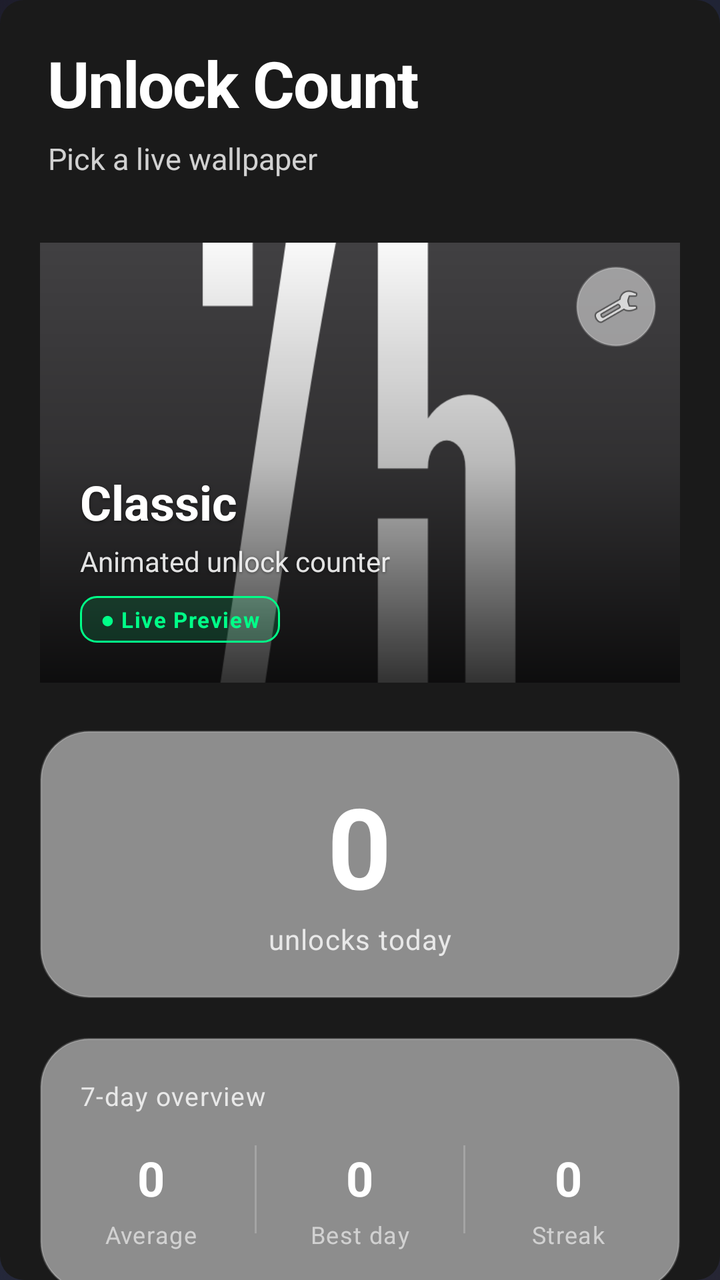
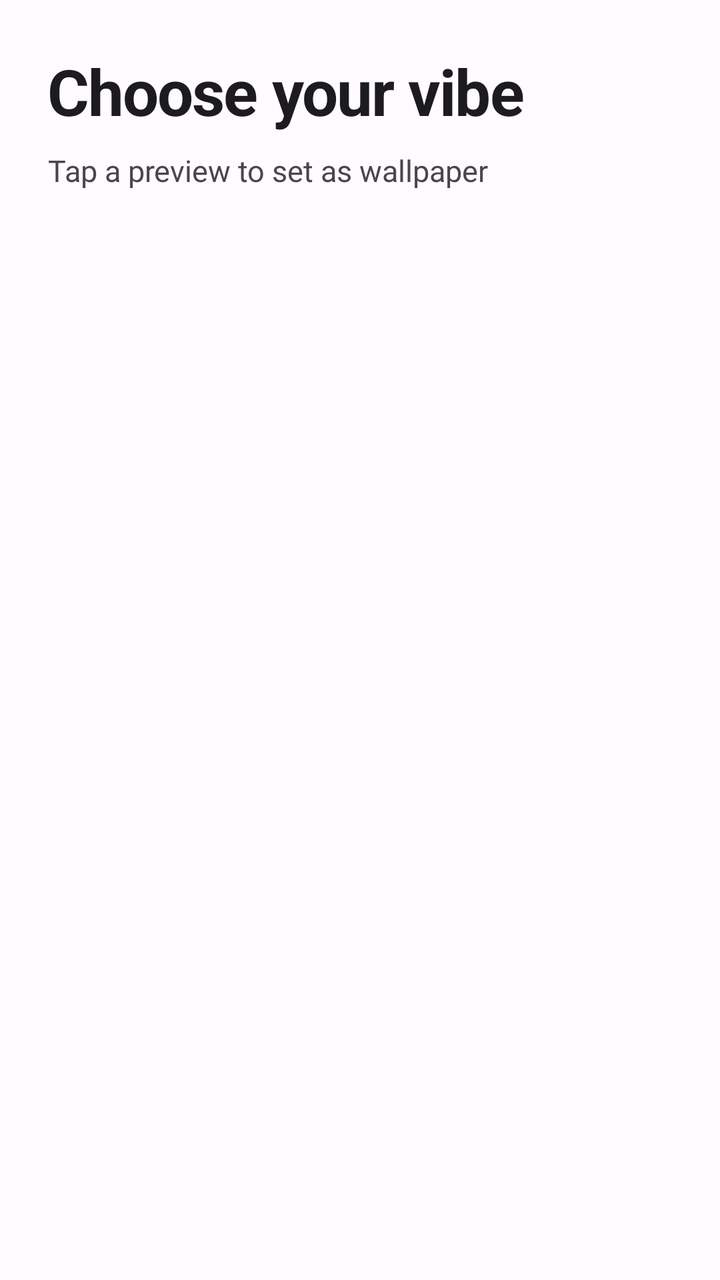

An Android layout rendered at two revisions. The XML below is the earlier revision; the diff shows what the commit changed to produce the second picture.
<!-- AndroidManifest.xml: application theme AppTheme -->
<!-- res/layout/activity_main.xml -->
<?xml version="1.0" encoding="utf-8"?>
<androidx.coordinatorlayout.widget.CoordinatorLayout xmlns:android="http://schemas.android.com/apk/res/android"
    xmlns:app="http://schemas.android.com/apk/res-auto"
    android:layout_width="match_parent"
    android:layout_height="match_parent"
    android:background="@drawable/bg_wallpaper">

    <ImageView
        android:id="@+id/ivBackgroundPreview"
        android:layout_width="match_parent"
        android:layout_height="match_parent"
        android:scaleType="centerCrop"
        android:alpha="0.3"
        android:src="@drawable/thumbnail" />

    <View
        android:layout_width="match_parent"
        android:layout_height="match_parent"
        android:background="@drawable/bg_dark_overlay" />

    <com.google.android.material.appbar.AppBarLayout
        android:id="@+id/appBar"
        android:layout_width="match_parent"
        android:layout_height="wrap_content"
        android:background="@android:color/transparent"
        app:elevation="0dp">

        <com.google.android.material.appbar.CollapsingToolbarLayout
            android:layout_width="match_parent"
            android:layout_height="wrap_content"
            app:layout_scrollFlags="scroll|exitUntilCollapsed"
            app:titleEnabled="false"
            app:contentScrim="@android:color/transparent">

            <LinearLayout
                android:layout_width="match_parent"
                android:layout_height="wrap_content"
                android:orientation="vertical"
                android:paddingHorizontal="24dp"
                android:paddingTop="20dp"
                android:paddingBottom="16dp"
                app:layout_collapseMode="parallax"
                app:layout_collapseParallaxMultiplier="0.7">

                <TextView
                    android:id="@+id/tvAppTitle"
                    android:layout_width="wrap_content"
                    android:layout_height="wrap_content"
                    android:text="Unlock Count"
                    android:textSize="32sp"
                    android:textStyle="bold"
                    android:textColor="@android:color/white"
                    android:letterSpacing="-0.02" />

                <TextView
                    android:layout_width="wrap_content"
                    android:layout_height="wrap_content"
                    android:text="Pick a live wallpaper"
                    android:textSize="15sp"
                    android:textColor="#CCFFFFFF"
                    android:layout_marginTop="6dp" />
            </LinearLayout>
        </com.google.android.material.appbar.CollapsingToolbarLayout>
    </com.google.android.material.appbar.AppBarLayout>

    <androidx.core.widget.NestedScrollView
        android:layout_width="match_parent"
        android:layout_height="match_parent"
        android:fillViewport="true"
        android:clipToPadding="false"
        app:layout_behavior="@string/appbar_scrolling_view_behavior">

        <LinearLayout
            android:layout_width="match_parent"
            android:layout_height="wrap_content"
            android:orientation="vertical"
            android:paddingHorizontal="20dp"
            android:paddingTop="16dp"
            android:paddingBottom="32dp">

            
            <FrameLayout
                android:layout_width="match_parent"
                android:layout_height="220dp"
                android:layout_marginBottom="24dp"
                android:background="@drawable/bg_glass_card"
                android:elevation="8dp">

                <ImageView
                    android:id="@+id/previewImage"
                    android:layout_width="match_parent"
                    android:layout_height="match_parent"
                    android:scaleType="centerCrop"
                    android:src="@drawable/thumbnail" />

                <View
                    android:layout_width="match_parent"
                    android:layout_height="match_parent"
                    android:background="@drawable/bg_gradient_overlay" />

                <LinearLayout
                    android:layout_width="match_parent"
                    android:layout_height="match_parent"
                    android:orientation="vertical"
                    android:gravity="bottom"
                    android:padding="20dp">

                    <TextView
                        android:id="@+id/tvModeTitle"
                        android:layout_width="wrap_content"
                        android:layout_height="wrap_content"
                        android:text="Classic"
                        android:textSize="24sp"
                        android:textStyle="bold"
                        android:textColor="@android:color/white"
                        android:shadowColor="#80000000"
                        android:shadowDx="0"
                        android:shadowDy="2"
                        android:shadowRadius="4" />

                    <TextView
                        android:id="@+id/tvModeDesc"
                        android:layout_width="wrap_content"
                        android:layout_height="wrap_content"
                        android:text="Animated unlock counter"
                        android:textSize="14sp"
                        android:textColor="#E0FFFFFF"
                        android:layout_marginTop="4dp"
                        android:shadowColor="#80000000"
                        android:shadowDx="0"
                        android:shadowDy="1"
                        android:shadowRadius="3" />

                    
                    <TextView
                        android:id="@+id/tvLivePreview"
                        android:layout_width="wrap_content"
                        android:layout_height="wrap_content"
                        android:text="● Live Preview"
                        android:textSize="11sp"
                        android:textStyle="bold"
                        android:textColor="#00FF88"
                        android:layout_marginTop="8dp"
                        android:paddingHorizontal="10dp"
                        android:paddingVertical="4dp"
                        android:background="@drawable/bg_live_badge"
                        android:letterSpacing="0.05" />
                </LinearLayout>

                
                <LinearLayout
                    android:layout_width="wrap_content"
                    android:layout_height="wrap_content"
                    android:layout_gravity="top|end"
                    android:layout_margin="12dp"
                    android:orientation="horizontal"
                    android:gravity="center_vertical">

                    <ImageButton
                        android:id="@+id/btnPreviewSettings"
                        android:layout_width="40dp"
                        android:layout_height="40dp"
                        android:background="@drawable/bg_glass_circle"
                        android:src="@android:drawable/ic_menu_preferences"
                        android:contentDescription="Preview settings"
                        android:scaleType="centerInside"
                        android:padding="8dp" />
                </LinearLayout>
            </FrameLayout>

            
            <FrameLayout
                android:layout_width="match_parent"
                android:layout_height="wrap_content"
                android:layout_marginBottom="20dp"
                android:background="@drawable/bg_glass_card"
                android:elevation="4dp"
                android:padding="20dp">

                <LinearLayout
                    android:layout_width="match_parent"
                    android:layout_height="wrap_content"
                    android:orientation="vertical"
                    android:gravity="center_horizontal">

                    <TextView
                        android:id="@+id/tvTodayCount"
                        android:layout_width="wrap_content"
                        android:layout_height="wrap_content"
                        android:text="0"
                        android:textSize="56sp"
                        android:textStyle="bold"
                        android:textColor="@android:color/white"
                        android:letterSpacing="-0.02" />

                    <TextView
                        android:layout_width="wrap_content"
                        android:layout_height="wrap_content"
                        android:text="unlocks today"
                        android:textSize="14sp"
                        android:textColor="#CCFFFFFF"
                        android:letterSpacing="0.03" />
                </LinearLayout>
            </FrameLayout>

            
            <FrameLayout
                android:layout_width="match_parent"
                android:layout_height="wrap_content"
                android:layout_marginBottom="24dp"
                android:background="@drawable/bg_glass_card"
                android:elevation="4dp"
                android:padding="20dp">

                <LinearLayout
                    android:layout_width="match_parent"
                    android:layout_height="wrap_content"
                    android:orientation="vertical">

                    <TextView
                        android:layout_width="wrap_content"
                        android:layout_height="wrap_content"
                        android:text="7-day overview"
                        android:textSize="13sp"
                        android:textColor="#CCFFFFFF"
                        android:layout_marginBottom="16dp"
                        android:letterSpacing="0.04" />

                    <LinearLayout
                        android:layout_width="match_parent"
                        android:layout_height="wrap_content"
                        android:orientation="horizontal"
                        android:gravity="center_horizontal">

                        <LinearLayout
                            android:layout_width="0dp"
                            android:layout_height="wrap_content"
                            android:layout_weight="1"
                            android:orientation="vertical"
                            android:gravity="center_horizontal">

                            <TextView
                                android:id="@+id/tvAverage"
                                android:layout_width="wrap_content"
                                android:layout_height="wrap_content"
                                android:text="0"
                                android:textSize="24sp"
                                android:textStyle="bold"
                                android:textColor="@android:color/white"
                                android:layout_marginBottom="4dp" />

                            <TextView
                                android:layout_width="wrap_content"
                                android:layout_height="wrap_content"
                                android:text="Average"
                                android:textSize="12sp"
                                android:textColor="#99FFFFFF"
                                android:letterSpacing="0.04" />
                        </LinearLayout>

                        <View
                            android:layout_width="1dp"
                            android:layout_height="44dp"
                            android:background="#33FFFFFF"
                            android:layout_marginHorizontal="16dp" />

                        <LinearLayout
                            android:layout_width="0dp"
                            android:layout_height="wrap_content"
                            android:layout_weight="1"
                            android:orientation="vertical"
                            android:gravity="center_horizontal">

                            <TextView
                                android:id="@+id/tvBestDay"
                                android:layout_width="wrap_content"
                                android:layout_height="wrap_content"
                                android:text="0"
                                android:textSize="24sp"
                                android:textStyle="bold"
                                android:textColor="@android:color/white"
                                android:layout_marginBottom="4dp" />

                            <TextView
                                android:layout_width="wrap_content"
                                android:layout_height="wrap_content"
                                android:text="Best day"
                                android:textSize="12sp"
                                android:textColor="#99FFFFFF"
                                android:letterSpacing="0.04" />
                        </LinearLayout>

                        <View
                            android:layout_width="1dp"
                            android:layout_height="44dp"
                            android:background="#33FFFFFF"
                            android:layout_marginHorizontal="16dp" />

                        <LinearLayout
                            android:layout_width="0dp"
                            android:layout_height="wrap_content"
                            android:layout_weight="1"
                            android:orientation="vertical"
                            android:gravity="center_horizontal">

                            <TextView
                                android:id="@+id/tvStreak"
                                android:layout_width="wrap_content"
                                android:layout_height="wrap_content"
                                android:text="0"
                                android:textSize="24sp"
                                android:textStyle="bold"
                                android:textColor="@android:color/white"
                                android:layout_marginBottom="4dp" />

                            <TextView
                                android:layout_width="wrap_content"
                                android:layout_height="wrap_content"
                                android:text="Streak"
                                android:textSize="12sp"
                                android:textColor="#99FFFFFF"
                                android:letterSpacing="0.04" />
                        </LinearLayout>
                    </LinearLayout>
                </LinearLayout>
            </FrameLayout>

            
            <com.google.android.material.button.MaterialButton
                android:id="@+id/btnSetWallpaper"
                android:layout_width="match_parent"
                android:layout_height="56dp"
                android:layout_marginBottom="12dp"
                android:text="Set Wallpaper"
                android:textSize="16sp"
                android:textStyle="bold"
                android:letterSpacing="0.02"
                app:cornerRadius="16dp"
                app:icon="@android:drawable/ic_menu_gallery"
                app:iconGravity="textStart"
                app:backgroundTint="#FFFFFF"
                android:textColor="#1A1A1A" />

            
            <com.google.android.material.button.MaterialButton
                android:id="@+id/btnSettings"
                android:layout_width="match_parent"
                android:layout_height="56dp"
                android:layout_marginBottom="24dp"
                android:text="Open Settings"
                android:textSize="15sp"
                android:textStyle="bold"
                android:letterSpacing="0.02"
                style="@style/Widget.MaterialComponents.Button.OutlinedButton"
                app:cornerRadius="16dp"
                app:icon="@android:drawable/ic_menu_preferences"
                app:iconGravity="textStart"
                app:strokeColor="#FFFFFF"
                app:strokeWidth="2dp"
                android:textColor="@android:color/white" />

            
            <TextView
                android:layout_width="wrap_content"
                android:layout_height="wrap_content"
                android:text="All Modes"
                android:textSize="14sp"
                android:textColor="#CCFFFFFF"
                android:layout_marginBottom="12dp"
                android:letterSpacing="0.04" />

            <androidx.recyclerview.widget.RecyclerView
                android:id="@+id/rvModes"
                android:layout_width="match_parent"
                android:layout_height="wrap_content"
                android:clipToPadding="false"
                android:nestedScrollingEnabled="false"
                android:paddingBottom="8dp" />
        </LinearLayout>
    </androidx.core.widget.NestedScrollView>
</androidx.coordinatorlayout.widget.CoordinatorLayout>
<!-- resources referenced by this layout -->
<resources>
  <!-- drawable bg_dark_overlay (drawable) -->
  <?xml version="1.0" encoding="utf-8"?>
  <shape xmlns:android="http://schemas.android.com/apk/res/android"
      android:shape="rectangle">
      <solid android:color="#1A1A1A" />
      <corners android:radius="12dp" />
  </shape>
  <!-- drawable bg_glass_card (drawable) -->
  <?xml version="1.0" encoding="utf-8"?>
  <shape xmlns:android="http://schemas.android.com/apk/res/android"
      android:shape="rectangle">
      <solid android:color="#80FFFFFF" />
      <corners android:radius="24dp" />
      <stroke android:width="1dp" android:color="#33FFFFFF" />
  </shape>
  <!-- drawable bg_glass_circle (drawable) -->
  <?xml version="1.0" encoding="utf-8"?>
  <shape xmlns:android="http://schemas.android.com/apk/res/android"
      android:shape="oval">
      <solid android:color="#80FFFFFF" />
      <stroke android:width="1dp" android:color="#33FFFFFF" />
  </shape>
  <!-- drawable bg_gradient_overlay (drawable) -->
  <?xml version="1.0" encoding="utf-8"?>
  <shape xmlns:android="http://schemas.android.com/apk/res/android"
      android:shape="rectangle">
      <gradient
          android:angle="270"
          android:startColor="#00000000"
          android:centerColor="#40000000"
          android:endColor="#CC000000" />
  </shape>
  <!-- drawable bg_live_badge (drawable) -->
  <?xml version="1.0" encoding="utf-8"?>
  <shape xmlns:android="http://schemas.android.com/apk/res/android"
      android:shape="rectangle">
      <solid android:color="#2200FF88" />
      <corners android:radius="8dp" />
      <stroke android:width="1dp" android:color="#00FF88" />
  </shape>
  <!-- drawable bg_wallpaper (drawable) -->
  <?xml version="1.0" encoding="utf-8"?>
  <shape xmlns:android="http://schemas.android.com/apk/res/android"
      android:shape="rectangle">
      <gradient
          android:angle="135"
          android:startColor="#1A1A2E"
          android:centerColor="#16213E"
          android:endColor="#0F0F23" />
  </shape>
  <!-- drawable thumbnail: png bitmap (drawable, 23393 bytes) -->
  <style name="AppTheme" parent="Theme.MaterialComponents.DayNight.NoActionBar">
          <item name="colorPrimary">@color/colorPrimary</item>
          <item name="colorOnPrimary">@color/colorOnPrimary</item>
          <item name="colorPrimaryContainer">@color/colorPrimaryContainer</item>
          <item name="colorOnPrimaryContainer">@color/colorOnPrimaryContainer</item>
          <item name="colorSurface">@color/background</item>
          <item name="colorOnSurface">@color/onSurface</item>
          <item name="colorSurfaceVariant">@color/surfaceVariant</item>
          <item name="colorOnSurfaceVariant">@color/onSurfaceVariant</item>
          <item name="colorOutline">@color/outline</item>
          <item name="android:statusBarColor">@android:color/transparent</item>
          <item name="android:windowLightStatusBar">false</item>
      </style>
  <color name="colorPrimary">#6750A4</color>
  <color name="colorOnPrimary">#FFFFFF</color>
  <color name="colorPrimaryContainer">#EADDFF</color>
  <color name="colorOnPrimaryContainer">#21005D</color>
  <color name="background">#FFFBFE</color>
  <color name="onSurface">#1C1B1F</color>
  <color name="surfaceVariant">#E7E0EC</color>
  <color name="onSurfaceVariant">#49454F</color>
  <color name="outline">#79747E</color>
</resources>

<!-- the commit's change to res/layout/activity_main.xml (unified diff, before → after) -->
@@ -3,64 +3,40 @@
     xmlns:app="http://schemas.android.com/apk/res-auto"
     android:layout_width="match_parent"
     android:layout_height="match_parent"
-    android:background="@drawable/bg_wallpaper">
-
-    <ImageView
-        android:id="@+id/ivBackgroundPreview"
-        android:layout_width="match_parent"
-        android:layout_height="match_parent"
-        android:scaleType="centerCrop"
-        android:alpha="0.3"
-        android:src="@drawable/thumbnail" />
-
-    <View
-        android:layout_width="match_parent"
-        android:layout_height="match_parent"
-        android:background="@drawable/bg_dark_overlay" />
+    android:background="?attr/colorSurface">
 
     <com.google.android.material.appbar.AppBarLayout
         android:id="@+id/appBar"
         android:layout_width="match_parent"
         android:layout_height="wrap_content"
-        android:background="@android:color/transparent"
+        android:background="?attr/colorSurface"
         app:elevation="0dp">
 
-        <com.google.android.material.appbar.CollapsingToolbarLayout
+        <LinearLayout
             android:layout_width="match_parent"
             android:layout_height="wrap_content"
-            app:layout_scrollFlags="scroll|exitUntilCollapsed"
-            app:titleEnabled="false"
-            app:contentScrim="@android:color/transparent">
+            android:orientation="vertical"
+            android:paddingHorizontal="24dp"
+            android:paddingTop="24dp"
+            android:paddingBottom="16dp">
 
-            <LinearLayout
-                android:layout_width="match_parent"
+            <TextView
+                android:layout_width="wrap_content"
                 android:layout_height="wrap_content"
-                android:orientation="vertical"
-                android:paddingHorizontal="24dp"
-                android:paddingTop="20dp"
-                android:paddingBottom="16dp"
-                app:layout_collapseMode="parallax"
-                app:layout_collapseParallaxMultiplier="0.7">
+                android:text="Choose your vibe"
+                android:textSize="32sp"
+                android:textStyle="bold"
+                android:textColor="?attr/colorOnSurface"
+                android:letterSpacing="-0.02" />
 
-                <TextView
-                    android:id="@+id/tvAppTitle"
-                    android:layout_width="wrap_content"
-                    android:layout_height="wrap_content"
-                    android:text="Unlock Count"
-                    android:textSize="32sp"
-                    android:textStyle="bold"
-                    android:textColor="@android:color/white"
-                    android:letterSpacing="-0.02" />
-
-                <TextView
-                    android:layout_width="wrap_content"
-                    android:layout_height="wrap_content"
-                    android:text="Pick a live wallpaper"
-                    android:textSize="15sp"
-                    android:textColor="#CCFFFFFF"
-                    android:layout_marginTop="6dp" />
-            </LinearLayout>
-        </com.google.android.material.appbar.CollapsingToolbarLayout>
+            <TextView
+                android:layout_width="wrap_content"
+                android:layout_height="wrap_content"
+                android:text="Tap a preview to set as wallpaper"
+                android:textSize="15sp"
+                android:textColor="?attr/colorOnSurfaceVariant"
+                android:layout_marginTop="8dp" />
+        </LinearLayout>
     </com.google.android.material.appbar.AppBarLayout>
 
     <androidx.core.widget.NestedScrollView
@@ -74,308 +50,17 @@
             android:layout_width="match_parent"
             android:layout_height="wrap_content"
             android:orientation="vertical"
-            android:paddingHorizontal="20dp"
-            android:paddingTop="16dp"
+            android:paddingHorizontal="16dp"
+            android:paddingTop="8dp"
             android:paddingBottom="32dp">
-
-            
-            <FrameLayout
-                android:layout_width="match_parent"
-                android:layout_height="220dp"
-                android:layout_marginBottom="24dp"
-                android:background="@drawable/bg_glass_card"
-                android:elevation="8dp">
-
-                <ImageView
-                    android:id="@+id/previewImage"
-                    android:layout_width="match_parent"
-                    android:layout_height="match_parent"
-                    android:scaleType="centerCrop"
-                    android:src="@drawable/thumbnail" />
-
-                <View
-                    android:layout_width="match_parent"
-                    android:layout_height="match_parent"
-                    android:background="@drawable/bg_gradient_overlay" />
-
-                <LinearLayout
-                    android:layout_width="match_parent"
-                    android:layout_height="match_parent"
-                    android:orientation="vertical"
-                    android:gravity="bottom"
-                    android:padding="20dp">
-
-                    <TextView
-                        android:id="@+id/tvModeTitle"
-                        android:layout_width="wrap_content"
-                        android:layout_height="wrap_content"
-                        android:text="Classic"
-                        android:textSize="24sp"
-                        android:textStyle="bold"
-                        android:textColor="@android:color/white"
-                        android:shadowColor="#80000000"
-                        android:shadowDx="0"
-                        android:shadowDy="2"
-                        android:shadowRadius="4" />
-
-                    <TextView
-                        android:id="@+id/tvModeDesc"
-                        android:layout_width="wrap_content"
-                        android:layout_height="wrap_content"
-                        android:text="Animated unlock counter"
-                        android:textSize="14sp"
-                        android:textColor="#E0FFFFFF"
-                        android:layout_marginTop="4dp"
-                        android:shadowColor="#80000000"
-                        android:shadowDx="0"
-                        android:shadowDy="1"
-                        android:shadowRadius="3" />
-
-                    
-                    <TextView
-                        android:id="@+id/tvLivePreview"
-                        android:layout_width="wrap_content"
-                        android:layout_height="wrap_content"
-                        android:text="● Live Preview"
-                        android:textSize="11sp"
-                        android:textStyle="bold"
-                        android:textColor="#00FF88"
-                        android:layout_marginTop="8dp"
-                        android:paddingHorizontal="10dp"
-                        android:paddingVertical="4dp"
-                        android:background="@drawable/bg_live_badge"
-                        android:letterSpacing="0.05" />
-                </LinearLayout>
-
-                
-                <LinearLayout
-                    android:layout_width="wrap_content"
-                    android:layout_height="wrap_content"
-                    android:layout_gravity="top|end"
-                    android:layout_margin="12dp"
-                    android:orientation="horizontal"
-                    android:gravity="center_vertical">
-
-                    <ImageButton
-                        android:id="@+id/btnPreviewSettings"
-                        android:layout_width="40dp"
-                        android:layout_height="40dp"
-                        android:background="@drawable/bg_glass_circle"
-                        android:src="@android:drawable/ic_menu_preferences"
-                        android:contentDescription="Preview settings"
-                        android:scaleType="centerInside"
-                        android:padding="8dp" />
-                </LinearLayout>
-            </FrameLayout>
-
-            
-            <FrameLayout
-                android:layout_width="match_parent"
-                android:layout_height="wrap_content"
-                android:layout_marginBottom="20dp"
-                android:background="@drawable/bg_glass_card"
-                android:elevation="4dp"
-                android:padding="20dp">
-
-                <LinearLayout
-                    android:layout_width="match_parent"
-                    android:layout_height="wrap_content"
-                    android:orientation="vertical"
-                    android:gravity="center_horizontal">
-
-                    <TextView
-                        android:id="@+id/tvTodayCount"
-                        android:layout_width="wrap_content"
-                        android:layout_height="wrap_content"
-                        android:text="0"
-                        android:textSize="56sp"
-                        android:textStyle="bold"
-                        android:textColor="@android:color/white"
-                        android:letterSpacing="-0.02" />
-
-                    <TextView
-                        android:layout_width="wrap_content"
-                        android:layout_height="wrap_content"
-                        android:text="unlocks today"
-                        android:textSize="14sp"
-                        android:textColor="#CCFFFFFF"
-                        android:letterSpacing="0.03" />
-                </LinearLayout>
-            </FrameLayout>
-
-            
-            <FrameLayout
-                android:layout_width="match_parent"
-                android:layout_height="wrap_content"
-                android:layout_marginBottom="24dp"
-                android:background="@drawable/bg_glass_card"
-                android:elevation="4dp"
-                android:padding="20dp">
-
-                <LinearLayout
-                    android:layout_width="match_parent"
-                    android:layout_height="wrap_content"
-                    android:orientation="vertical">
-
-                    <TextView
-                        android:layout_width="wrap_content"
-                        android:layout_height="wrap_content"
-                        android:text="7-day overview"
-                        android:textSize="13sp"
-                        android:textColor="#CCFFFFFF"
-                        android:layout_marginBottom="16dp"
-                        android:letterSpacing="0.04" />
-
-                    <LinearLayout
-                        android:layout_width="match_parent"
-                        android:layout_height="wrap_content"
-                        android:orientation="horizontal"
-                        android:gravity="center_horizontal">
-
-                        <LinearLayout
-                            android:layout_width="0dp"
-                            android:layout_height="wrap_content"
-                            android:layout_weight="1"
-                            android:orientation="vertical"
-                            android:gravity="center_horizontal">
-
-                            <TextView
-                                android:id="@+id/tvAverage"
-                                android:layout_width="wrap_content"
-                                android:layout_height="wrap_content"
-                                android:text="0"
-                                android:textSize="24sp"
-                                android:textStyle="bold"
-                                android:textColor="@android:color/white"
-                                android:layout_marginBottom="4dp" />
-
-                            <TextView
-                                android:layout_width="wrap_content"
-                                android:layout_height="wrap_content"
-                                android:text="Average"
-                                android:textSize="12sp"
-                                android:textColor="#99FFFFFF"
-                                android:letterSpacing="0.04" />
-                        </LinearLayout>
-
-                        <View
-                            android:layout_width="1dp"
-                            android:layout_height="44dp"
-                            android:background="#33FFFFFF"
-                            android:layout_marginHorizontal="16dp" />
-
-                        <LinearLayout
-                            android:layout_width="0dp"
-                            android:layout_height="wrap_content"
-                            android:layout_weight="1"
-                            android:orientation="vertical"
-                            android:gravity="center_horizontal">
-
-                            <TextView
-                                android:id="@+id/tvBestDay"
-                                android:layout_width="wrap_content"
-                                android:layout_height="wrap_content"
-                                android:text="0"
-                                android:textSize="24sp"
-                                android:textStyle="bold"
-                                android:textColor="@android:color/white"
-                                android:layout_marginBottom="4dp" />
-
-                            <TextView
-                                android:layout_width="wrap_content"
-                                android:layout_height="wrap_content"
-                                android:text="Best day"
-                                android:textSize="12sp"
-                                android:textColor="#99FFFFFF"
-                                android:letterSpacing="0.04" />
-                        </LinearLayout>
-
-                        <View
-                            android:layout_width="1dp"
-                            android:layout_height="44dp"
-                            android:background="#33FFFFFF"
-                            android:layout_marginHorizontal="16dp" />
-
-                        <LinearLayout
-                            android:layout_width="0dp"
-                            android:layout_height="wrap_content"
-                            android:layout_weight="1"
-                            android:orientation="vertical"
-                            android:gravity="center_horizontal">
-
-                            <TextView
-                                android:id="@+id/tvStreak"
-                                android:layout_width="wrap_content"
-                                android:layout_height="wrap_content"
-                                android:text="0"
-                                android:textSize="24sp"
-                                android:textStyle="bold"
-                                android:textColor="@android:color/white"
-                                android:layout_marginBottom="4dp" />
-
-                            <TextView
-                                android:layout_width="wrap_content"
-                                android:layout_height="wrap_content"
-                                android:text="Streak"
-                                android:textSize="12sp"
-                                android:textColor="#99FFFFFF"
-                                android:letterSpacing="0.04" />
-                        </LinearLayout>
-                    </LinearLayout>
-                </LinearLayout>
-            </FrameLayout>
-
-            
-            <com.google.android.material.button.MaterialButton
-                android:id="@+id/btnSetWallpaper"
-                android:layout_width="match_parent"
-                android:layout_height="56dp"
-                android:layout_marginBottom="12dp"
-                android:text="Set Wallpaper"
-                android:textSize="16sp"
-                android:textStyle="bold"
-                android:letterSpacing="0.02"
-                app:cornerRadius="16dp"
-                app:icon="@android:drawable/ic_menu_gallery"
-                app:iconGravity="textStart"
-                app:backgroundTint="#FFFFFF"
-                android:textColor="#1A1A1A" />
-
-            
-            <com.google.android.material.button.MaterialButton
-                android:id="@+id/btnSettings"
-                android:layout_width="match_parent"
-                android:layout_height="56dp"
-                android:layout_marginBottom="24dp"
-                android:text="Open Settings"
-                android:textSize="15sp"
-                android:textStyle="bold"
-                android:letterSpacing="0.02"
-                style="@style/Widget.MaterialComponents.Button.OutlinedButton"
-                app:cornerRadius="16dp"
-                app:icon="@android:drawable/ic_menu_preferences"
-                app:iconGravity="textStart"
-                app:strokeColor="#FFFFFF"
-                app:strokeWidth="2dp"
-                android:textColor="@android:color/white" />
-
-            
-            <TextView
-                android:layout_width="wrap_content"
-                android:layout_height="wrap_content"
-                android:text="All Modes"
-                android:textSize="14sp"
-                android:textColor="#CCFFFFFF"
-                android:layout_marginBottom="12dp"
-                android:letterSpacing="0.04" />
 
             <androidx.recyclerview.widget.RecyclerView
                 android:id="@+id/rvModes"
                 android:layout_width="match_parent"
                 android:layout_height="wrap_content"
                 android:clipToPadding="false"
-                android:nestedScrollingEnabled="false"
-                android:paddingBottom="8dp" />
+                android:paddingBottom="8dp"
+                android:nestedScrollingEnabled="false" />
         </LinearLayout>
     </androidx.core.widget.NestedScrollView>
 </androidx.coordinatorlayout.widget.CoordinatorLayout>
<!-- resource entries referenced after the edit -->
@@ -1,56 +1,5 @@
 <!-- resources referenced by this layout -->
 <resources>
-  <!-- drawable bg_dark_overlay (drawable) -->
-  <?xml version="1.0" encoding="utf-8"?>
-  <shape xmlns:android="http://schemas.android.com/apk/res/android"
-      android:shape="rectangle">
-      <solid android:color="#1A1A1A" />
-      <corners android:radius="12dp" />
-  </shape>
-  <!-- drawable bg_glass_card (drawable) -->
-  <?xml version="1.0" encoding="utf-8"?>
-  <shape xmlns:android="http://schemas.android.com/apk/res/android"
-      android:shape="rectangle">
-      <solid android:color="#80FFFFFF" />
-      <corners android:radius="24dp" />
-      <stroke android:width="1dp" android:color="#33FFFFFF" />
-  </shape>
-  <!-- drawable bg_glass_circle (drawable) -->
-  <?xml version="1.0" encoding="utf-8"?>
-  <shape xmlns:android="http://schemas.android.com/apk/res/android"
-      android:shape="oval">
-      <solid android:color="#80FFFFFF" />
-      <stroke android:width="1dp" android:color="#33FFFFFF" />
-  </shape>
-  <!-- drawable bg_gradient_overlay (drawable) -->
-  <?xml version="1.0" encoding="utf-8"?>
-  <shape xmlns:android="http://schemas.android.com/apk/res/android"
-      android:shape="rectangle">
-      <gradient
-          android:angle="270"
-          android:startColor="#00000000"
-          android:centerColor="#40000000"
-          android:endColor="#CC000000" />
-  </shape>
-  <!-- drawable bg_live_badge (drawable) -->
-  <?xml version="1.0" encoding="utf-8"?>
-  <shape xmlns:android="http://schemas.android.com/apk/res/android"
-      android:shape="rectangle">
-      <solid android:color="#2200FF88" />
-      <corners android:radius="8dp" />
-      <stroke android:width="1dp" android:color="#00FF88" />
-  </shape>
-  <!-- drawable bg_wallpaper (drawable) -->
-  <?xml version="1.0" encoding="utf-8"?>
-  <shape xmlns:android="http://schemas.android.com/apk/res/android"
-      android:shape="rectangle">
-      <gradient
-          android:angle="135"
-          android:startColor="#1A1A2E"
-          android:centerColor="#16213E"
-          android:endColor="#0F0F23" />
-  </shape>
-  <!-- drawable thumbnail: png bitmap (drawable, 23393 bytes) -->
   <style name="AppTheme" parent="Theme.MaterialComponents.DayNight.NoActionBar">
           <item name="colorPrimary">@color/colorPrimary</item>
           <item name="colorOnPrimary">@color/colorOnPrimary</item>
